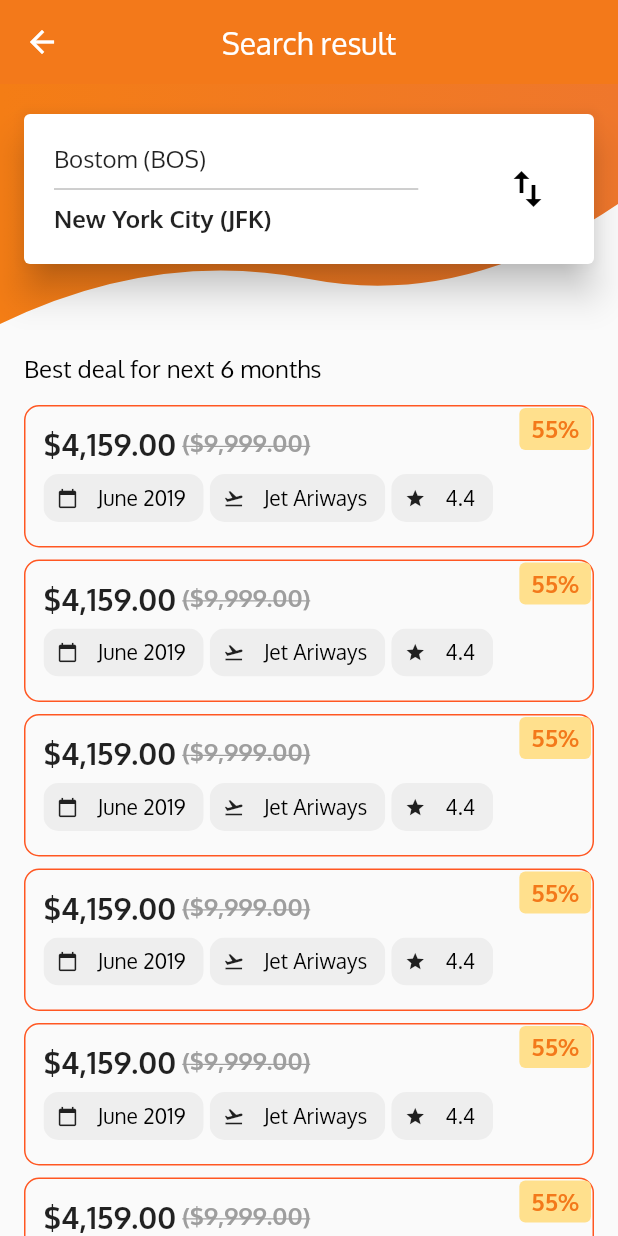
After one commit to uyit14/flight_ticket, a Flutter app: the FlightListingScreen screen opened directly, on a phone screen of 412 x 824 dp. The commit adds this screen. Run offline on Flutter 3.47's test engine with Material 2 defaults, Android fonts, the phone set to English and light mode, and no system bars.

Commit message:
flight list ui

```diff
--- /dev/null
+++ b/lib/flight_list.dart
@@ -0,0 +1,232 @@
+import 'package:flutter/material.dart';
+
+import 'CustomShapeClipper.dart';
+import 'main.dart';
+
+final Color discountBackgroundColor = Color(0xFFFFE08D);
+final Color flightBorderColor = Color(0xFFE6E6E6);
+final Color chipBackgroundColor = Color(0xFFF6F6F6);
+
+class FlightListingScreen extends StatelessWidget {
+  @override
+  Widget build(BuildContext context) {
+    return Scaffold(
+      appBar: AppBar(
+        title: Text("Search result"),
+        elevation: 0,
+        centerTitle: true,
+        leading: InkWell(
+          child: Icon(Icons.arrow_back),
+          onTap: () {
+            Navigator.pop(context);
+          },
+        ),
+      ),
+      body: SingleChildScrollView(
+        scrollDirection: Axis.vertical,
+        child: Column(
+          children: <Widget>[
+            FlightListTopPart(),
+            SizedBox(
+              height: 20,
+            ),
+            FlightListBottomPart()
+          ],
+        ),
+      ),
+    );
+  }
+}
+
+class FlightListTopPart extends StatelessWidget {
+  @override
+  Widget build(BuildContext context) {
+    return Stack(
+      children: <Widget>[
+        ClipPath(
+          clipper: CustomShapeClipper(),
+          child: Container(
+            height: 160,
+            decoration: BoxDecoration(
+                gradient: LinearGradient(colors: [firstColors, secondColor])),
+          ),
+        ),
+        Card(
+          margin: EdgeInsets.fromLTRB(16, 20, 16, 0),
+          elevation: 10,
+          child: Container(
+            padding: const EdgeInsets.all(20),
+            child: Row(
+              mainAxisSize: MainAxisSize.max,
+              children: <Widget>[
+                Expanded(
+                  flex: 5,
+                  child: Column(
+                    mainAxisAlignment: MainAxisAlignment.center,
+                    crossAxisAlignment: CrossAxisAlignment.start,
+                    children: <Widget>[
+                      Text(
+                        "Bostom (BOS)",
+                        style: TextStyle(fontSize: 16),
+                      ),
+                      Divider(
+                        color: Colors.grey,
+                        height: 20,
+                      ),
+                      Text(
+                        "New York City (JFK)",
+                        style: TextStyle(
+                            fontSize: 16, fontWeight: FontWeight.bold),
+                      )
+                    ],
+                  ),
+                ),
+                Spacer(),
+                Expanded(
+                    flex: 1,
+                    child: Icon(
+                      Icons.import_export,
+                      color: Colors.black,
+                      size: 32,
+                    ))
+              ],
+            ),
+          ),
+        )
+      ],
+    );
+  }
+}
+
+class FlightListBottomPart extends StatelessWidget {
+  @override
+  Widget build(BuildContext context) {
+    return Padding(
+      padding: EdgeInsets.fromLTRB(16, 0, 16, 0),
+      child: Column(
+        mainAxisAlignment: MainAxisAlignment.center,
+        crossAxisAlignment: CrossAxisAlignment.start,
+        children: <Widget>[
+          Text(
+            "Best deal for next 6 months",
+            style: dropDownPopUpMenuStyle,
+          ),
+          SizedBox(
+            height: 10,
+          ),
+          ListView(
+            shrinkWrap: true,
+            scrollDirection: Axis.vertical,
+            physics: ClampingScrollPhysics(),
+            children: <Widget>[
+              FlightCard(),
+              FlightCard(),
+              FlightCard(),
+              FlightCard(),
+              FlightCard(),
+              FlightCard(),
+            ],
+          )
+        ],
+      ),
+    );
+  }
+}
+
+class FlightCard extends StatelessWidget {
+  @override
+  Widget build(BuildContext context) {
+    return Padding(
+      padding: const EdgeInsets.symmetric(vertical: 4),
+      child: Stack(
+        children: <Widget>[
+          Container(
+            padding: const EdgeInsets.fromLTRB(12, 12, 12, 8),
+            decoration: BoxDecoration(
+                borderRadius: BorderRadius.all(Radius.circular(10)),
+                border: Border.all(color: Colors.deepOrange)),
+            child: Column(
+              crossAxisAlignment: CrossAxisAlignment.start,
+              children: <Widget>[
+                Row(
+                  children: <Widget>[
+                    Text(
+                      '${formatCurrency.format(4159)}',
+                      style: TextStyle(
+                        fontWeight: FontWeight.bold,
+                        fontSize: 20.0,
+                      ),
+                    ),
+                    SizedBox(
+                      width: 4.0,
+                    ),
+                    Text(
+                      "(${formatCurrency.format(9999)})",
+                      style: TextStyle(
+                          fontWeight: FontWeight.bold,
+                          fontSize: 16.0,
+                          decoration: TextDecoration.lineThrough,
+                          color: Colors.grey),
+                    ),
+                  ],
+                ),
+                Wrap(
+                  children: <Widget>[
+                    FlightDetailChip(Icons.calendar_today, "June 2019"),
+                    SizedBox(
+                      width: 4,
+                    ),
+                    FlightDetailChip(Icons.flight_takeoff, "Jet Ariways"),
+                    SizedBox(
+                      width: 4,
+                    ),
+                    FlightDetailChip(Icons.star, "4.4")
+                  ],
+                )
+              ],
+            ),
+          ),
+          Positioned(
+            top: 2,
+            right: 2,
+            child: Container(
+              padding: const EdgeInsets.symmetric(horizontal: 8, vertical: 4),
+              child: Text(
+                "55%",
+                style: TextStyle(
+                    color: appTheme.primaryColor,
+                    fontSize: 16,
+                    fontWeight: FontWeight.bold),
+              ),
+              decoration: BoxDecoration(
+                  color: discountBackgroundColor,
+                  borderRadius: BorderRadius.all(Radius.circular(4))),
+            ),
+          )
+        ],
+      ),
+    );
+  }
+}
+
+class FlightDetailChip extends StatelessWidget {
+  final IconData iconData;
+  final String label;
+
+  FlightDetailChip(this.iconData, this.label);
+
+  @override
+  Widget build(BuildContext context) {
+    return RawChip(
+      label: Text(label),
+      labelStyle: TextStyle(color: Colors.black, fontSize: 14),
+      backgroundColor: Colors.grey[200],
+      avatar: Icon(
+        iconData,
+        size: 14,
+      ),
+      shape: RoundedRectangleBorder(
+          borderRadius: BorderRadius.all(Radius.circular(10))),
+    );
+  }
+}
--- a/lib/main.dart
+++ b/lib/main.dart
@@ -2,6 +2,7 @@ import 'package:flight_ticket/CustomAppBottomBar.dart';
 import 'package:flutter/material.dart';
 import 'package:intl/intl.dart';
 import 'CustomShapeClipper.dart';
+import 'flight_list.dart';
 
 void main() => runApp(MaterialApp(
       title: 'Flight ticket',
@@ -15,10 +16,10 @@ const Color secondColor = Color(0xFFEF772C);
 ThemeData appTheme =
     ThemeData(primaryColor: Color(0xFFF3791A), fontFamily: 'Oxygen');
 List<String> locations = ['Boston (BOS)', 'New York City (JFK)'];
-const TextStyle dropDownLabelStyle =
-    TextStyle(color: Colors.white, fontSize: 16);
-const TextStyle dropDownPopUpMenuStyle =
-    TextStyle(color: Colors.black, fontSize: 16);
+const TextStyle dropDownLabelStyle = TextStyle(
+    color: Colors.white, fontSize: 16);
+const TextStyle dropDownPopUpMenuStyle = TextStyle(
+    color: Colors.black, fontSize: 16);
 
 class HomeScreen extends StatelessWidget {
   @override
@@ -28,7 +29,7 @@ class HomeScreen extends StatelessWidget {
       body: SingleChildScrollView(
         scrollDirection: Axis.vertical,
         child: Column(
-          children: <Widget>[HomeScreenTopToPart(), HomeScreenBottomPart()],
+          children: <Widget>[HomeScreenTopToPart(), HomeScreenBottomPart(), HomeScreenBottomPart()],
         ),
       ),
     );
@@ -45,6 +46,7 @@ class HomeScreenTopToPart extends StatefulWidget {
 class _HomeScreenTopToPartState extends State<HomeScreenTopToPart> {
   var selectedLocationIndex = 0;
   bool isFlightSelected = true;
+
   @override
   Widget build(BuildContext context) {
     return Stack(
@@ -135,7 +137,11 @@ class _HomeScreenTopToPartState extends State<HomeScreenTopToPart> {
                           suffix: Material(
                             elevation: 2,
                             borderRadius: BorderRadius.all(Radius.circular(30)),
-                            child: Icon(Icons.search, color: Colors.black),
+                            child: InkWell(
+                                onTap: (){
+                                  Navigator.push(context, MaterialPageRoute(builder: (context) => FlightListingScreen()));
+                                },
+                                child: Icon(Icons.search, color: Colors.black)),
                           ),
                           border: InputBorder.none),
                     ),
@@ -184,6 +190,7 @@ class ChoiceChip extends StatefulWidget {
   final IconData iconData;
   final String text;
   final isFlightSelected;
+
   ChoiceChip(this.iconData, this.text, this.isFlightSelected);
 
   @override
@@ -274,6 +281,7 @@ final formatCurrency = NumberFormat.simpleCurrency();
 class CityCard extends StatelessWidget {
   final String imagePath, cityName, monthYear, disscount;
   final double oldPrice, newPrice;
+
   CityCard(this.imagePath, this.cityName, this.monthYear, this.disscount,
       this.oldPrice, this.newPrice);
 
@@ -361,7 +369,9 @@ class CityCard extends StatelessWidget {
               ],
             ),
           ),
-          SizedBox(height: 4,),
+          SizedBox(
+            height: 4,
+          ),
           Row(
             mainAxisSize: MainAxisSize.max,
             mainAxisAlignment: MainAxisAlignment.start,
```
